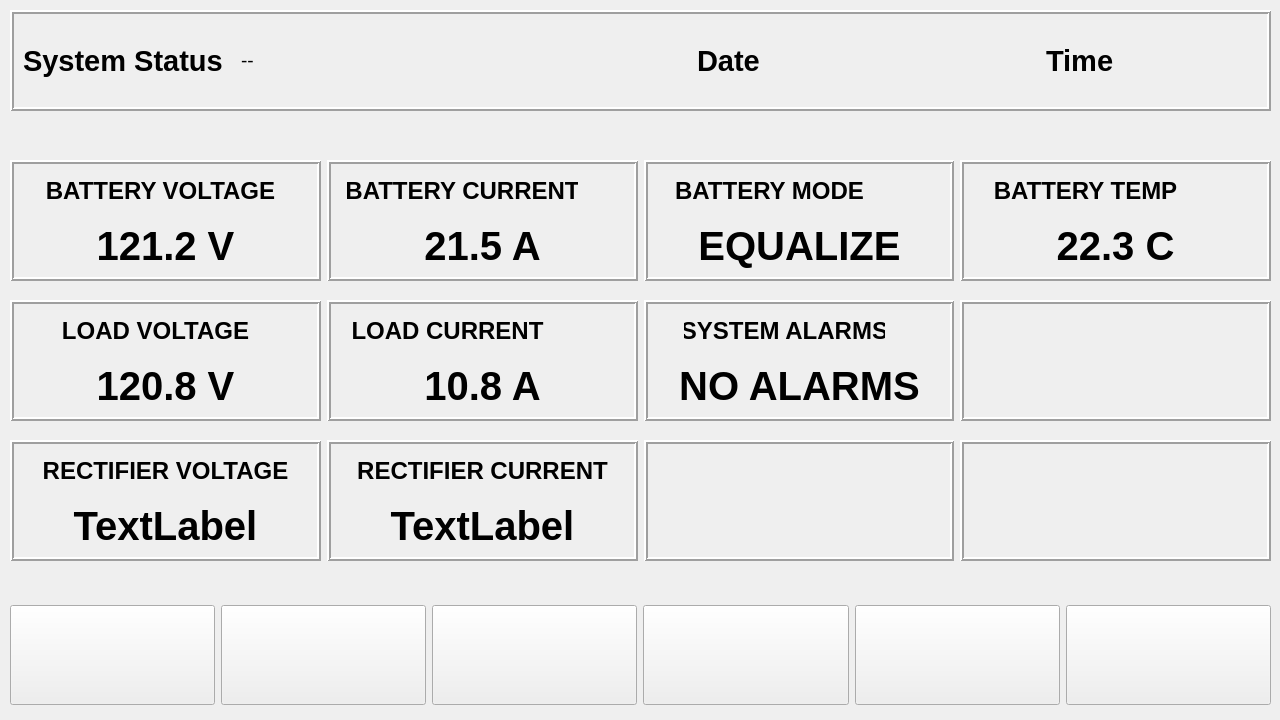
This is mainwindow.ui in solarpieter/SP515_Display_2 as Qt 5 draws it before an edit. The edited form follows.
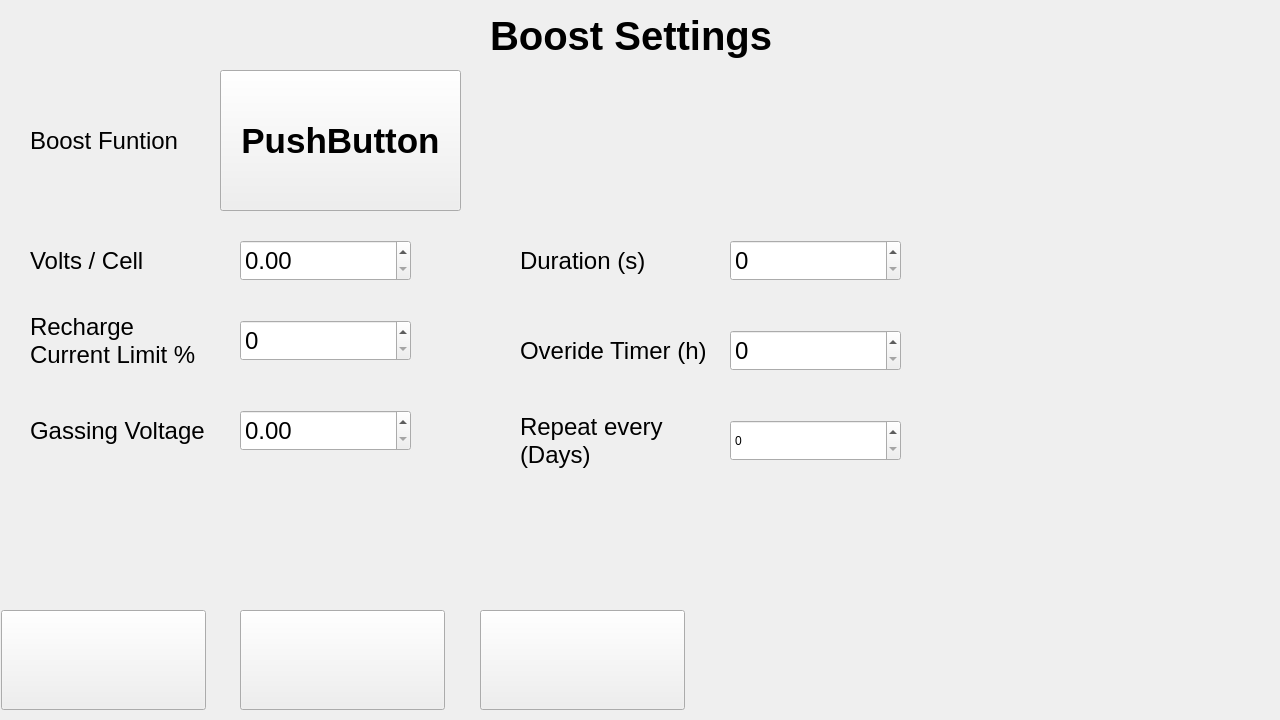
This is the edited form. The open tabs and pages were chosen to show the change. Icons and pictures are not drawn. Custom widgets are drawn as their Qt base class.

Commit message: Boost settings page added

What changed in the file:
```diff
--- a/mainwindow.ui
+++ b/mainwindow.ui
@@ -75,7 +75,7 @@
      <number>0</number>
     </property>
     <property name="currentIndex">
-     <number>0</number>
+     <number>2</number>
     </property>
     <widget class="QWidget" name="pageDashboard">
      <property name="minimumSize">
@@ -1356,6 +1356,65 @@
       </layout>
      </widget>
     </widget>
+    <widget class="QWidget" name="pageBatteryModes">
+     <widget class="QPushButton" name="pushButton_home_batt_modes">
+      <property name="geometry">
+       <rect>
+        <x>1</x>
+        <y>610</y>
+        <width>205</width>
+        <height>100</height>
+       </rect>
+      </property>
+      <property name="text">
+       <string/>
+      </property>
+      <property name="icon">
+       <iconset theme="QIcon::ThemeIcon::GoHome"/>
+      </property>
+      <property name="iconSize">
+       <size>
+        <width>80</width>
+        <height>80</height>
+       </size>
+      </property>
+     </widget>
+     <widget class="QPushButton" name="pushButton_back_batt_modes">
+      <property name="geometry">
+       <rect>
+        <x>240</x>
+        <y>610</y>
+        <width>205</width>
+        <height>100</height>
+       </rect>
+      </property>
+      <property name="text">
+       <string/>
+      </property>
+      <property name="icon">
+       <iconset theme="QIcon::ThemeIcon::GoPrevious"/>
+      </property>
+      <property name="iconSize">
+       <size>
+        <width>80</width>
+        <height>80</height>
+       </size>
+      </property>
+     </widget>
+     <widget class="QPushButton" name="pushButton_7">
+      <property name="geometry">
+       <rect>
+        <x>110</x>
+        <y>40</y>
+        <width>126</width>
+        <height>37</height>
+       </rect>
+      </property>
+      <property name="text">
+       <string>PushButton</string>
+      </property>
+     </widget>
+    </widget>
     <widget class="QWidget" name="pageCalibration">
      <widget class="QPushButton" name="pushButton_12">
       <property name="geometry">
@@ -2306,6 +2365,409 @@
        <bool>true</bool>
       </property>
      </widget>
+     <widget class="QPushButton" name="pushButton_8">
+      <property name="geometry">
+       <rect>
+        <x>610</x>
+        <y>290</y>
+        <width>270</width>
+        <height>37</height>
+       </rect>
+      </property>
+      <property name="font">
+       <font>
+        <pointsize>20</pointsize>
+       </font>
+      </property>
+      <property name="text">
+       <string>Boost Settings</string>
+      </property>
+     </widget>
+     <widget class="QPushButton" name="pushButton_9">
+      <property name="geometry">
+       <rect>
+        <x>610</x>
+        <y>370</y>
+        <width>270</width>
+        <height>37</height>
+       </rect>
+      </property>
+      <property name="font">
+       <font>
+        <pointsize>20</pointsize>
+       </font>
+      </property>
+      <property name="text">
+       <string>Equalize Settings</string>
+      </property>
+     </widget>
+     <widget class="QPushButton" name="pushButton_10">
+      <property name="geometry">
+       <rect>
+        <x>610</x>
+        <y>450</y>
+        <width>270</width>
+        <height>37</height>
+       </rect>
+      </property>
+      <property name="font">
+       <font>
+        <pointsize>20</pointsize>
+       </font>
+      </property>
+      <property name="text">
+       <string>Initialize Settings</string>
+      </property>
+     </widget>
+     <widget class="QPushButton" name="pushButton_11">
+      <property name="geometry">
+       <rect>
+        <x>610</x>
+        <y>530</y>
+        <width>270</width>
+        <height>37</height>
+       </rect>
+      </property>
+      <property name="font">
+       <font>
+        <pointsize>20</pointsize>
+       </font>
+      </property>
+      <property name="text">
+       <string>Battery Test Settings</string>
+      </property>
+     </widget>
+    </widget>
+    <widget class="QWidget" name="pageBoost_settings">
+     <widget class="QLabel" name="label_4">
+      <property name="geometry">
+       <rect>
+        <x>490</x>
+        <y>0</y>
+        <width>291</width>
+        <height>71</height>
+       </rect>
+      </property>
+      <property name="font">
+       <font>
+        <pointsize>30</pointsize>
+        <bold>true</bold>
+       </font>
+      </property>
+      <property name="text">
+       <string>Boost Settings</string>
+      </property>
+     </widget>
+     <widget class="QLabel" name="label_boost_volt_cell">
+      <property name="geometry">
+       <rect>
+        <x>30</x>
+        <y>240</y>
+        <width>141</width>
+        <height>41</height>
+       </rect>
+      </property>
+      <property name="font">
+       <font>
+        <pointsize>18</pointsize>
+       </font>
+      </property>
+      <property name="text">
+       <string>Volts / Cell</string>
+      </property>
+     </widget>
+     <widget class="QDoubleSpinBox" name="doubleSpinBox_boost_volt_cell">
+      <property name="geometry">
+       <rect>
+        <x>240</x>
+        <y>240</y>
+        <width>171</width>
+        <height>41</height>
+       </rect>
+      </property>
+      <property name="font">
+       <font>
+        <pointsize>18</pointsize>
+       </font>
+      </property>
+     </widget>
+     <widget class="QLabel" name="label_recharge_curr_lim">
+      <property name="geometry">
+       <rect>
+        <x>30</x>
+        <y>300</y>
+        <width>181</width>
+        <height>81</height>
+       </rect>
+      </property>
+      <property name="font">
+       <font>
+        <pointsize>18</pointsize>
+       </font>
+      </property>
+      <property name="text">
+       <string>Recharge Current Limit %</string>
+      </property>
+      <property name="wordWrap">
+       <bool>true</bool>
+      </property>
+     </widget>
+     <widget class="QSpinBox" name="spinBox_recharge_curr_lim">
+      <property name="geometry">
+       <rect>
+        <x>240</x>
+        <y>320</y>
+        <width>171</width>
+        <height>41</height>
+       </rect>
+      </property>
+      <property name="font">
+       <font>
+        <pointsize>18</pointsize>
+       </font>
+      </property>
+     </widget>
+     <widget class="QLabel" name="label_boost_duration">
+      <property name="geometry">
+       <rect>
+        <x>520</x>
+        <y>240</y>
+        <width>201</width>
+        <height>41</height>
+       </rect>
+      </property>
+      <property name="font">
+       <font>
+        <pointsize>18</pointsize>
+       </font>
+      </property>
+      <property name="text">
+       <string>Duration (s)</string>
+      </property>
+     </widget>
+     <widget class="QSpinBox" name="spinBox_boost_duration">
+      <property name="geometry">
+       <rect>
+        <x>730</x>
+        <y>240</y>
+        <width>171</width>
+        <height>41</height>
+       </rect>
+      </property>
+      <property name="font">
+       <font>
+        <pointsize>18</pointsize>
+       </font>
+      </property>
+     </widget>
+     <widget class="QLabel" name="label_boost_overide_time">
+      <property name="geometry">
+       <rect>
+        <x>520</x>
+        <y>330</y>
+        <width>201</width>
+        <height>41</height>
+       </rect>
+      </property>
+      <property name="font">
+       <font>
+        <pointsize>18</pointsize>
+       </font>
+      </property>
+      <property name="text">
+       <string>Overide Timer (h)</string>
+      </property>
+     </widget>
+     <widget class="QSpinBox" name="spinBox_boost_overide_time">
+      <property name="geometry">
+       <rect>
+        <x>730</x>
+        <y>330</y>
+        <width>171</width>
+        <height>41</height>
+       </rect>
+      </property>
+      <property name="font">
+       <font>
+        <pointsize>18</pointsize>
+       </font>
+      </property>
+     </widget>
+     <widget class="QLabel" name="label_boost_repeat">
+      <property name="geometry">
+       <rect>
+        <x>520</x>
+        <y>410</y>
+        <width>201</width>
+        <height>61</height>
+       </rect>
+      </property>
+      <property name="font">
+       <font>
+        <pointsize>18</pointsize>
+       </font>
+      </property>
+      <property name="text">
+       <string>Repeat every (Days)</string>
+      </property>
+      <property name="wordWrap">
+       <bool>true</bool>
+      </property>
+     </widget>
+     <widget class="QSpinBox" name="spinBox_boost_repeat">
+      <property name="geometry">
+       <rect>
+        <x>730</x>
+        <y>420</y>
+        <width>171</width>
+        <height>41</height>
+       </rect>
+      </property>
+     </widget>
+     <widget class="QPushButton" name="pushButton_13">
+      <property name="geometry">
+       <rect>
+        <x>1</x>
+        <y>610</y>
+        <width>205</width>
+        <height>100</height>
+       </rect>
+      </property>
+      <property name="font">
+       <font>
+        <pointsize>18</pointsize>
+       </font>
+      </property>
+      <property name="text">
+       <string/>
+      </property>
+      <property name="icon">
+       <iconset theme="QIcon::ThemeIcon::GoHome"/>
+      </property>
+      <property name="iconSize">
+       <size>
+        <width>80</width>
+        <height>80</height>
+       </size>
+      </property>
+     </widget>
+     <widget class="QPushButton" name="pushButton_14">
+      <property name="geometry">
+       <rect>
+        <x>240</x>
+        <y>610</y>
+        <width>205</width>
+        <height>100</height>
+       </rect>
+      </property>
+      <property name="text">
+       <string/>
+      </property>
+      <property name="icon">
+       <iconset theme="QIcon::ThemeIcon::GoPrevious"/>
+      </property>
+      <property name="iconSize">
+       <size>
+        <width>80</width>
+        <height>80</height>
+       </size>
+      </property>
+     </widget>
+     <widget class="QPushButton" name="pushButton_15">
+      <property name="geometry">
+       <rect>
+        <x>480</x>
+        <y>610</y>
+        <width>205</width>
+        <height>100</height>
+       </rect>
+      </property>
+      <property name="text">
+       <string/>
+      </property>
+      <property name="icon">
+       <iconset theme="QIcon::ThemeIcon::DocumentSave"/>
+      </property>
+      <property name="iconSize">
+       <size>
+        <width>80</width>
+        <height>80</height>
+       </size>
+      </property>
+     </widget>
+     <widget class="QLabel" name="label_gassing_volt">
+      <property name="geometry">
+       <rect>
+        <x>30</x>
+        <y>410</y>
+        <width>181</width>
+        <height>41</height>
+       </rect>
+      </property>
+      <property name="font">
+       <font>
+        <pointsize>18</pointsize>
+       </font>
+      </property>
+      <property name="text">
+       <string>Gassing Voltage</string>
+      </property>
+     </widget>
+     <widget class="QDoubleSpinBox" name="doubleSpinBox_gassing_volt">
+      <property name="geometry">
+       <rect>
+        <x>240</x>
+        <y>410</y>
+        <width>171</width>
+        <height>41</height>
+       </rect>
+      </property>
+      <property name="font">
+       <font>
+        <pointsize>18</pointsize>
+       </font>
+      </property>
+     </widget>
+     <widget class="QLabel" name="label_5">
+      <property name="geometry">
+       <rect>
+        <x>30</x>
+        <y>120</y>
+        <width>161</width>
+        <height>41</height>
+       </rect>
+      </property>
+      <property name="font">
+       <font>
+        <pointsize>18</pointsize>
+       </font>
+      </property>
+      <property name="text">
+       <string>Boost Funtion</string>
+      </property>
+     </widget>
+     <widget class="ToggleSwitch" name="btnChargerEnable_2">
+      <property name="geometry">
+       <rect>
+        <x>220</x>
+        <y>70</y>
+        <width>241</width>
+        <height>141</height>
+       </rect>
+      </property>
+      <property name="font">
+       <font>
+        <pointsize>26</pointsize>
+        <bold>true</bold>
+       </font>
+      </property>
+      <property name="text">
+       <string>PushButton</string>
+      </property>
+      <property name="checkable">
+       <bool>true</bool>
+      </property>
+     </widget>
     </widget>
     <widget class="QWidget" name="pageAlarm_settings"/>
     <widget class="QWidget" name="pageDisplay_settings">
@@ -2799,7 +3261,7 @@
         <second>0</second>
         <year>2026</year>
         <month>1</month>
-        <day>20</day>
+        <day>19</day>
        </datetime>
       </property>
       <property name="displayFormat">
```
The commit also changes 2 other files.
